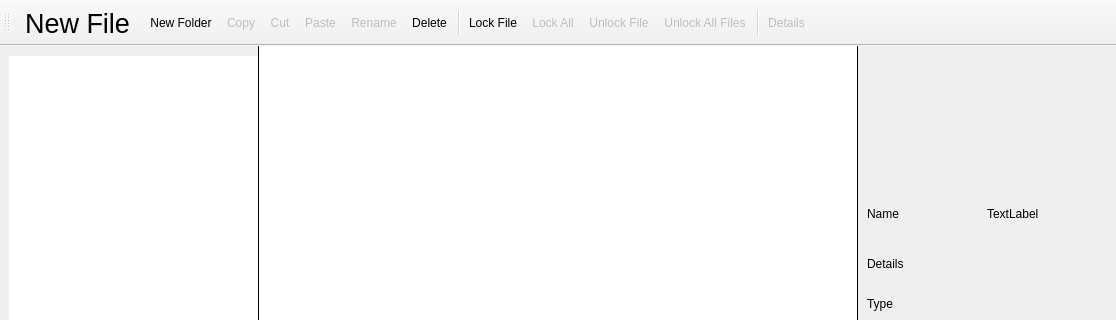
This is ui_files/main_window.ui in Amanrai503/Secure-file-management-system as Qt 5 draws it before an edit; both pictures show x 0 to 1116 and y 0 to 320 of the 1116 by 767 pixel window. The edited form follows.
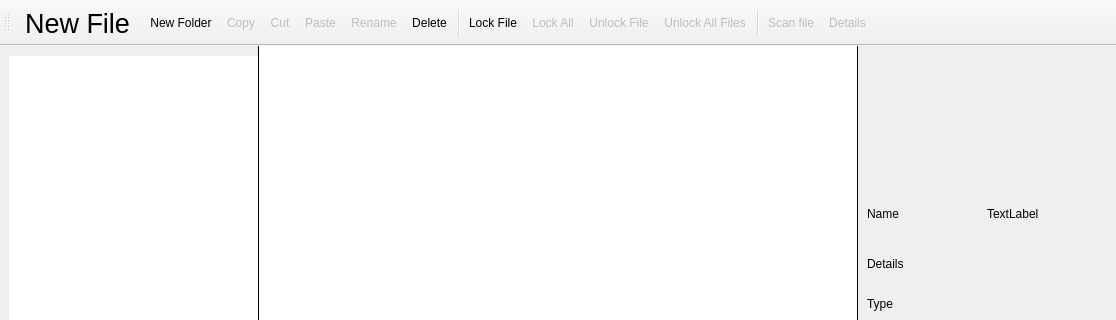
This is the edited form. Icons and pictures are not drawn.

```diff
--- a/ui_files/main_window.ui
+++ b/ui_files/main_window.ui
@@ -466,6 +466,7 @@
    <addaction name="actionUnlockFile"/>
    <addaction name="actionUnlockAll"/>
    <addaction name="separator"/>
+   <addaction name="actionScan_file"/>
    <addaction name="actionDetails"/>
   </widget>
   <action name="actionNew">
@@ -665,6 +666,21 @@
     <string>Unlock All Files</string>
    </property>
   </action>
+  <action name="actionScan_file">
+   <property name="enabled">
+    <bool>false</bool>
+   </property>
+   <property name="icon">
+    <iconset resource="../resource.qrc">
+     <normaloff>:/icons/resources/icons8-rescan-document-96.png</normaloff>:/icons/resources/icons8-rescan-document-96.png</iconset>
+   </property>
+   <property name="text">
+    <string>Scan file</string>
+   </property>
+   <property name="toolTip">
+    <string>Scan file</string>
+   </property>
+  </action>
  </widget>
  <resources>
   <include location="../resource.qrc"/>
```
